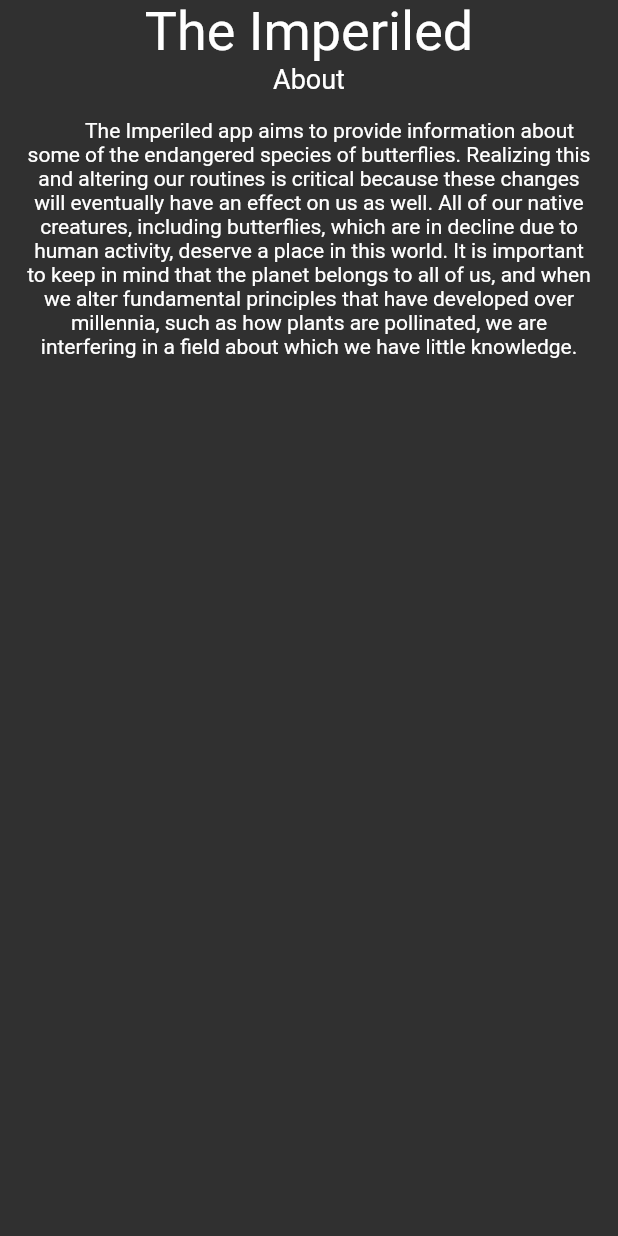
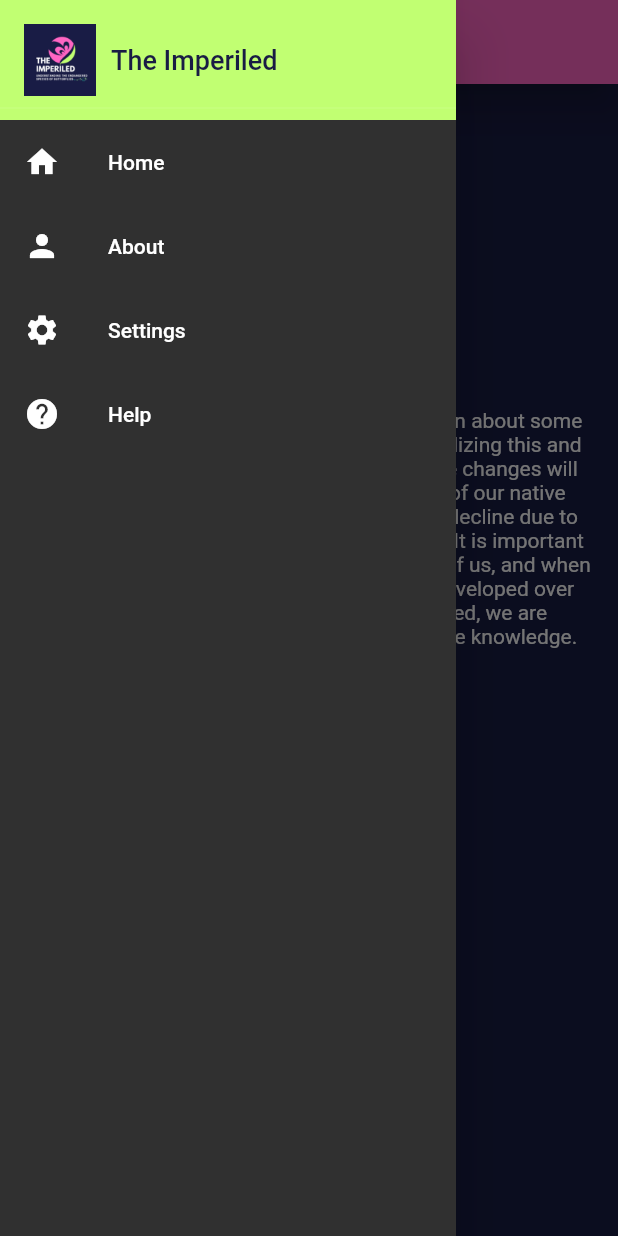
Before and after one commit to gabwrel/The-Imperiled, a Flutter app: the AboutScreen screen opened directly, with the side drawer open (before the commit the screen has no drawer), on a phone screen of 412 x 824 dp. Run offline on Flutter 3.47's test engine with Material 2 defaults, Android fonts, the light colour scheme and no system bars; Roboto replaces fonts that are missing (Montserrat).

Commit message:
initial commit

```diff
--- a/lib/about_screen.dart
+++ b/lib/about_screen.dart
@@ -5,31 +5,35 @@ import 'basic_screen.dart';
 class AboutScreen extends StatelessWidget {
   @override
   Widget build(BuildContext context) {
-    return Column(
-      // crossAxisAlignment: CrossAxisAlignment.start,
+    return Scaffold(
+      backgroundColor: Color(0xFF191c44),
+      appBar: AppBar(
+        backgroundColor: Color(0xFFff66c4),
+        title: Text(
+          'About',
+          style: TextStyle(fontFamily: 'Montserrat', fontSize: 24),
+        ),
+      ),
+      drawer: AppDrawer(),
+      body: Column(
+        crossAxisAlignment: CrossAxisAlignment.start,
         children: <Widget>[
-        Text(
-          'The Imperiled',
-          textAlign: TextAlign.center,
-          style: TextStyle(fontFamily: 'Montserrat', fontSize: 36,),
+          SizedBox(
+            height: 200,
+            child: Center(
+              child: Image.asset('assets/logo.jpg'),
             ),
-        Text(
-          'About',
-          textAlign: TextAlign.center,
-          style: TextStyle(fontFamily: 'Montserrat', fontSize: 18,),
           ),
-
           Padding(
             padding: const EdgeInsets.all(16.0),
             child: Text(
-              '''
-        The Imperiled app aims to provide information about some of the endangered species of butterflies. Realizing this and altering our routines is critical because these changes will eventually have an effect on us as well. All of our native creatures, including butterflies, which are in decline due to human activity, deserve a place in this world. It is important to keep in mind that the planet belongs to all of us, and when we alter fundamental principles that have developed over millennia, such as how plants are pollinated, we are interfering in a field about which we have little knowledge.
-          ''',
+              'The Imperiled app aims to provide information about some of the endangered species of butterflies. Realizing this and altering our routines is critical because these changes will eventually have an effect on us as well. All of our native creatures, including butterflies, which are in decline due to human activity, deserve a place in this world. It is important to keep in mind that the planet belongs to all of us, and when we alter fundamental principles that have developed over millennia, such as how plants are pollinated, we are interfering in a field about which we have little knowledge.',
               textAlign: TextAlign.center,
-          style: TextStyle(fontFamily: 'Montserrat', fontSize: 14,),
+              style: TextStyle(fontFamily: 'Montserrat', fontSize: 14),
             ),
           ),
-      ]
+        ],
+      ),
     );
   }
 }
--- a/lib/app_drawer.dart
+++ b/lib/app_drawer.dart
@@ -26,11 +26,22 @@ class AppDrawer extends StatelessWidget {
                     style: TextStyle(
                       fontSize: 18,
                       color: Color(0xFF191c44),
+
                     ),
                   ),
                 ],
               ),
             ),
+          ),
+          ListTile(
+            leading: Icon(Icons.home),
+            title: Text('Home'),
+            onTap: () {
+              Navigator.push(
+                context,
+                MaterialPageRoute(builder: (context) => HomeScreen()),
+              );
+            },
           ),
           ListTile(
             leading: Icon(Icons.person),
--- a/pubspec.yaml
+++ b/pubspec.yaml
@@ -42,3 +42,4 @@ flutter:
         - asset: assets/Montserrat.ttf
   assets:
     - assets/logo.jpg
+    - assets/images/
```
Also changed, not shown: lib/home.dart (+16 -16 lines), 1 other file. Lines whose indentation alone changed are shown as unchanged.
